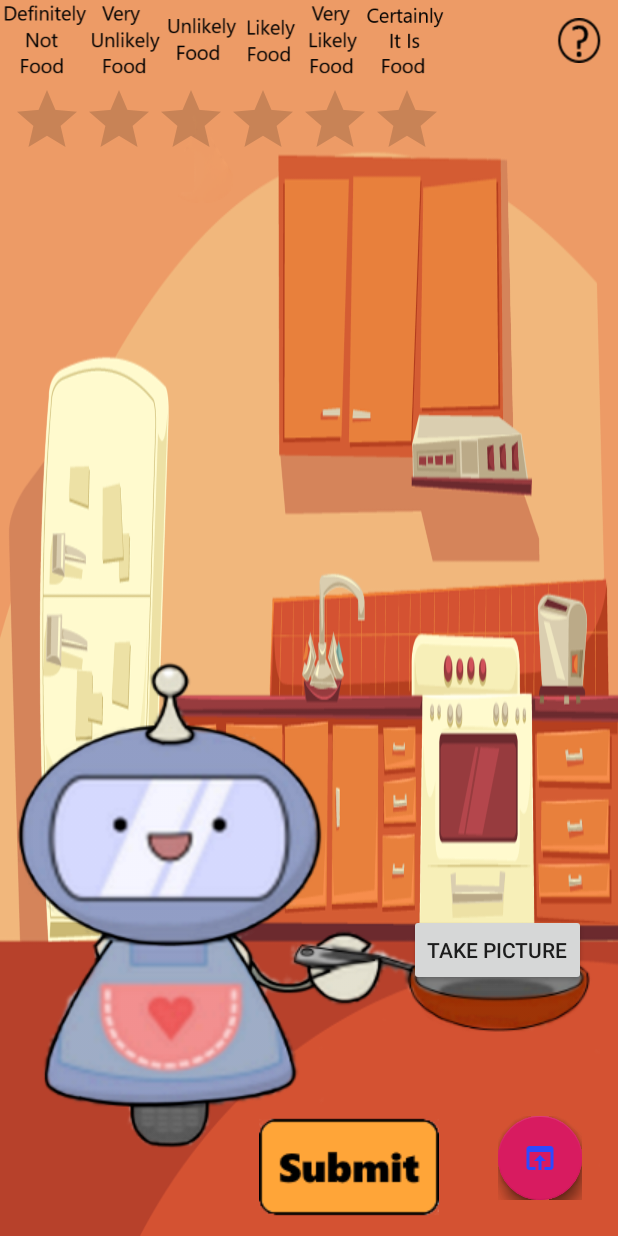
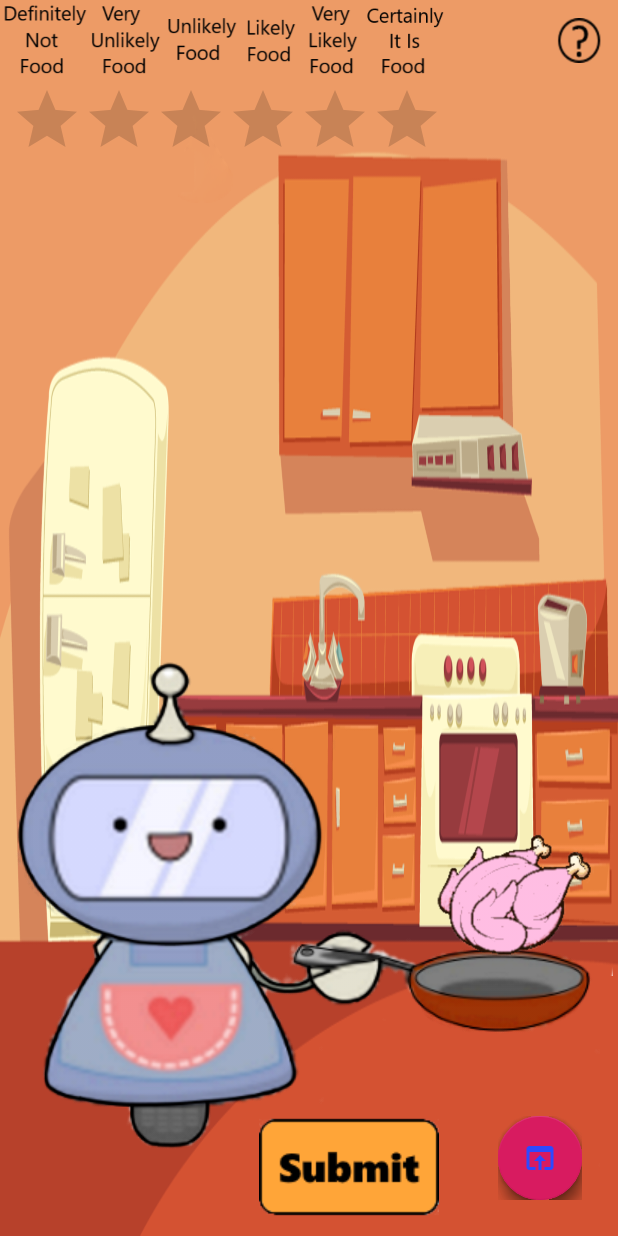
Before and after one commit to JohnElmo/CEG-4110-SeeFood-Project, an Android app: the CameraActivity screen opened directly, with no data from a screen before it, on a phone screen of 412 x 824 dp. Run offline under Robolectric (Android 15) with nearby library versions, the phone set to English and light mode, and no system bars; libraries missing offline, so code that uses them is left out: com.github.clans.fab; plain views replace FloatingActionButton, FloatingActionMenu; 6 statements that could not run were skipped.

Commit message:
finished making graphics changed the capture and browse gallery buttons into raw chicken that turned cooked if it is food and burnt if it is not food also just the robot and button to change back to defaults when the mode is opened again

```diff
--- a/app/src/main/java/com/example/johnelmo/seefoodapplication/CameraActivity.java
+++ b/app/src/main/java/com/example/johnelmo/seefoodapplication/CameraActivity.java
@@ -40,7 +40,7 @@ public class CameraActivity extends AppCompatActivity {
 
     FloatingActionButton selectHomeFab, selectImageFab, selectBrowseFab;
     Button capture, submit, selectHelp;
-    ImageView mImageView;
+    ImageView mImageView,robot;
     TextView submitResponse;
     RatingBar ratingBar;
 
@@ -54,7 +54,9 @@ public class CameraActivity extends AppCompatActivity {
         super.onCreate(savedInstanceState);
         setContentView(R.layout.activity_camera);
         getSupportActionBar().hide();
-        mImageView = findViewById(R.id.imageView);
+
+        mImageView = findViewById(R.id.cameraPreview);
+        robot = findViewById(R.id.robot);
         submitResponse = findViewById(R.id.submitResponse);
         ratingBar = findViewById(R.id.ratingBar);
 
@@ -78,6 +80,8 @@ public class CameraActivity extends AppCompatActivity {
                 }
             }
         });
+        capture.setBackgroundResource(R.drawable.chicken_raw);
+        robot.setBackgroundResource(R.drawable.cooking_robot_just_pan);
 
         selectHomeFab = (FloatingActionButton) findViewById(R.id.fab_Camera_HomeSelect);
         selectImageFab = (FloatingActionButton) findViewById(R.id.fab_Camera_ImageSelect);
@@ -246,16 +250,28 @@ public class CameraActivity extends AppCompatActivity {
                 double rating;
                 if (confidence >= 3.0) { // greater than 3
                     rating = 6.0; // Certainly It Is Food
+                    capture.setBackgroundResource(R.drawable.chicken);
+                    robot.setBackgroundResource(R.drawable.cooking_robot_food);
                 } else if (confidence >= 2.0) { // between 3 and 2
                     rating = 5.0; // Very Likely Food
+                    capture.setBackgroundResource(R.drawable.chicken);
+                    robot.setBackgroundResource(R.drawable.cooking_robot_food);
                 } else if (confidence >= 0.5) { // between 2 and 0.5
                     rating = 4.0; // Likely Food
+                    capture.setBackgroundResource(R.drawable.chicken);
+                    robot.setBackgroundResource(R.drawable.cooking_robot_food);
                 } else if (confidence >= -0.5) { // between 0.5 and -0.5
                     rating = 3.0; // Unlikely Food
+                    capture.setBackgroundResource(R.drawable.burnt_chicken);
+                    robot.setBackgroundResource(R.drawable.cooking_robot_not_food);
                 } else if (confidence >= -2.0) { // between -0.5 and -2
                     rating = 2.0; // Very Unlikely Food
+                    capture.setBackgroundResource(R.drawable.burnt_chicken);
+                    robot.setBackgroundResource(R.drawable.cooking_robot_not_food);
                 } else { // less than -2
                     rating = 1.0; // Definitely Not Food
+                    capture.setBackgroundResource(R.drawable.burnt_chicken);
+                    robot.setBackgroundResource(R.drawable.cooking_robot_not_food);
                 }
                 submitResponse.setText("I see " + classType);
                 ratingBar.setRating((float) rating);
--- a/app/src/main/res/layout/activity_camera.xml
+++ b/app/src/main/res/layout/activity_camera.xml
@@ -10,7 +10,7 @@
 
 
     <ImageView
-        android:id="@+id/imageView5"
+        android:id="@+id/robot"
         android:layout_width="wrap_content"
         android:layout_height="wrap_content"
         android:layout_alignParentStart="true"
@@ -21,22 +21,23 @@
 
     <Button
         android:id="@+id/captureButton"
-        android:layout_width="wrap_content"
-        android:layout_height="wrap_content"
-        android:layout_alignBottom="@+id/imageView"
+        android:layout_width="136dp"
+        android:layout_height="106dp"
         android:layout_alignParentEnd="true"
-        android:layout_marginEnd="21dp"
-        android:layout_marginBottom="-53dp"
-        android:text="Take Picture" />
+        android:layout_alignParentBottom="true"
+        android:layout_marginEnd="3dp"
+        android:layout_marginBottom="173dp"
+        android:background="@drawable/chicken_raw" />
 
 
     <ImageView
-        android:id="@+id/imageView"
+        android:id="@+id/cameraPreview"
         android:layout_width="177dp"
         android:layout_height="173dp"
+        android:layout_alignParentEnd="true"
         android:layout_alignParentBottom="true"
-        android:layout_alignParentEnd="true"
-        android:layout_marginBottom="220dp"
+        android:layout_marginEnd="0dp"
+        android:layout_marginBottom="190dp"
         android:visibility="invisible" />
 
     <Button
```
Also changed, not shown: app/src/main/java/com/example/johnelmo/seefoodapplication/ImageSelectActivity.java (+18 -1 lines), app/src/main/res/layout/activity_image_select.xml (+10 -9 lines), app/src/main/res/drawable/burnt_chicken.png, app/src/main/res/drawable/chicken_raw.png (added), app/src/main/res/drawable/cooking_robot_food.png, app/src/main/res/drawable/cooking_robot_not_food.png.
